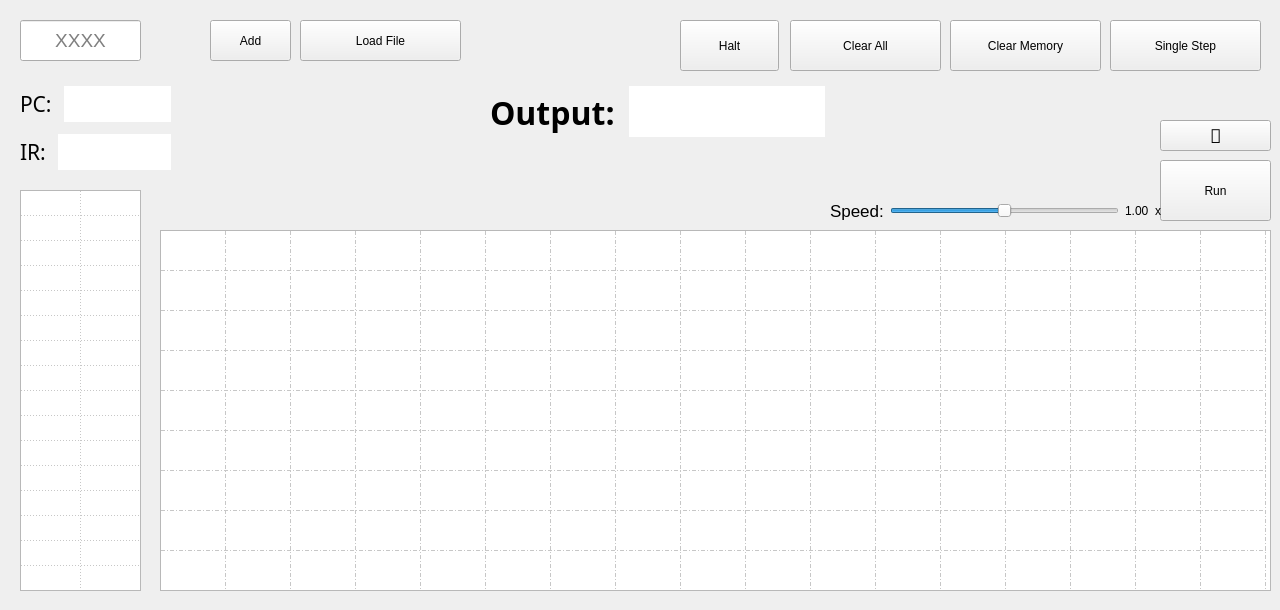
Old version of the form mainwindow.ui in the repository pxlman/vole-machine-simulator.
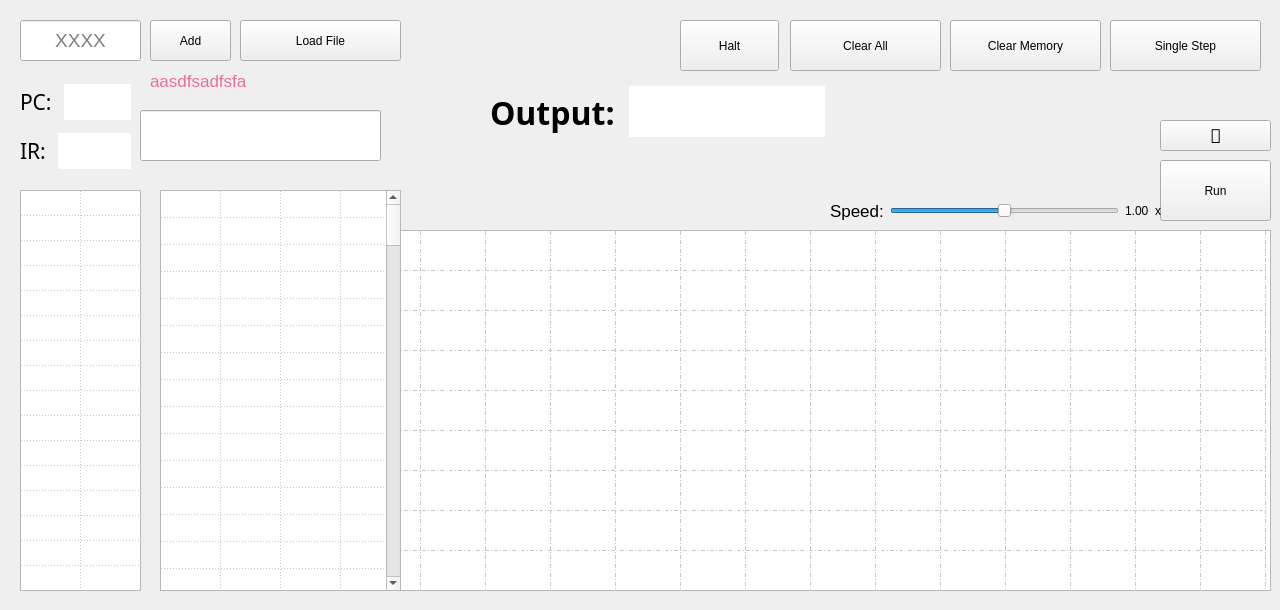
New version of the form.

Diff of the .ui file:
```diff
--- a/mainwindow.ui
+++ b/mainwindow.ui
@@ -78,7 +78,7 @@
    <widget class="QPushButton" name="loadFileBtn">
     <property name="geometry">
      <rect>
-      <x>300</x>
+      <x>240</x>
       <y>20</y>
       <width>161</width>
       <height>41</height>
@@ -148,7 +148,7 @@
    <widget class="QPushButton" name="addInstructionBtn">
     <property name="geometry">
      <rect>
-      <x>210</x>
+      <x>150</x>
       <y>20</y>
       <width>81</width>
       <height>41</height>
@@ -348,6 +348,9 @@
     </item>
    </widget>
    <widget class="QTableWidget" name="memoryTable">
+    <property name="enabled">
+     <bool>true</bool>
+    </property>
     <property name="geometry">
      <rect>
       <x>160</x>
@@ -486,7 +489,7 @@
    <widget class="QLabel" name="errorLabel">
     <property name="geometry">
      <rect>
-      <x>210</x>
+      <x>150</x>
       <y>70</y>
       <width>301</width>
       <height>21</height>
@@ -501,7 +504,7 @@
      <string notr="true">color: #eb6f92;</string>
     </property>
     <property name="text">
-     <string/>
+     <string>aasdfsadfsfa</string>
     </property>
    </widget>
    <widget class="QWidget" name="layoutWidget">
@@ -570,9 +573,9 @@
     <property name="geometry">
      <rect>
       <x>20</x>
-      <y>80</y>
-      <width>151</width>
-      <height>98</height>
+      <y>77</y>
+      <width>111</width>
+      <height>101</height>
      </rect>
     </property>
     <property name="font">
@@ -769,6 +772,311 @@
      <string></string>
     </property>
    </widget>
+   <widget class="QLineEdit" name="lineEdit">
+    <property name="geometry">
+     <rect>
+      <x>140</x>
+      <y>110</y>
+      <width>241</width>
+      <height>51</height>
+     </rect>
+    </property>
+   </widget>
+   <widget class="QTableWidget" name="memoryTable_2">
+    <property name="geometry">
+     <rect>
+      <x>160</x>
+      <y>190</y>
+      <width>241</width>
+      <height>401</height>
+     </rect>
+    </property>
+    <property name="font">
+     <font>
+      <family>GoMono Nerd Font</family>
+      <pointsize>12</pointsize>
+      <bold>true</bold>
+     </font>
+    </property>
+    <property name="verticalScrollBarPolicy">
+     <enum>Qt::ScrollBarPolicy::ScrollBarAlwaysOn</enum>
+    </property>
+    <property name="horizontalScrollBarPolicy">
+     <enum>Qt::ScrollBarPolicy::ScrollBarAlwaysOff</enum>
+    </property>
+    <property name="autoScroll">
+     <bool>true</bool>
+    </property>
+    <property name="editTriggers">
+     <set>QAbstractItemView::EditTrigger::NoEditTriggers</set>
+    </property>
+    <property name="tabKeyNavigation">
+     <bool>false</bool>
+    </property>
+    <property name="alternatingRowColors">
+     <bool>false</bool>
+    </property>
+    <property name="selectionMode">
+     <enum>QAbstractItemView::SelectionMode::NoSelection</enum>
+    </property>
+    <property name="selectionBehavior">
+     <enum>QAbstractItemView::SelectionBehavior::SelectRows</enum>
+    </property>
+    <property name="gridStyle">
+     <enum>Qt::PenStyle::DotLine</enum>
+    </property>
+    <property name="rowCount">
+     <number>128</number>
+    </property>
+    <property name="columnCount">
+     <number>4</number>
+    </property>
+    <attribute name="horizontalHeaderVisible">
+     <bool>false</bool>
+    </attribute>
+    <attribute name="horizontalHeaderCascadingSectionResizes">
+     <bool>false</bool>
+    </attribute>
+    <attribute name="horizontalHeaderMinimumSectionSize">
+     <number>30</number>
+    </attribute>
+    <attribute name="horizontalHeaderDefaultSectionSize">
+     <number>60</number>
+    </attribute>
+    <attribute name="verticalHeaderVisible">
+     <bool>false</bool>
+    </attribute>
+    <attribute name="verticalHeaderDefaultSectionSize">
+     <number>25</number>
+    </attribute>
+    <row/>
+    <row/>
+    <row/>
+    <row/>
+    <row/>
+    <row/>
+    <row/>
+    <row/>
+    <row/>
+    <row/>
+    <row/>
+    <row/>
+    <row/>
+    <row/>
+    <row/>
+    <row/>
+    <row/>
+    <row/>
+    <row/>
+    <row/>
+    <row/>
+    <row/>
+    <row/>
+    <row/>
+    <row/>
+    <row/>
+    <row/>
+    <row/>
+    <row/>
+    <row/>
+    <row/>
+    <row/>
+    <row/>
+    <row/>
+    <row/>
+    <row/>
+    <row/>
+    <row/>
+    <row/>
+    <row/>
+    <row/>
+    <row/>
+    <row/>
+    <row/>
+    <row/>
+    <row/>
+    <row/>
+    <row/>
+    <row/>
+    <row/>
+    <row/>
+    <row/>
+    <row/>
+    <row/>
+    <row/>
+    <row/>
+    <row/>
+    <row/>
+    <row/>
+    <row/>
+    <row/>
+    <row/>
+    <row/>
+    <row/>
+    <row/>
+    <row/>
+    <row/>
+    <row/>
+    <row/>
+    <row/>
+    <row/>
+    <row/>
+    <row/>
+    <row/>
+    <row/>
+    <row/>
+    <row/>
+    <row/>
+    <row/>
+    <row/>
+    <row/>
+    <row/>
+    <row/>
+    <row/>
+    <row/>
+    <row/>
+    <row/>
+    <row/>
+    <row/>
+    <row/>
+    <row/>
+    <row/>
+    <row/>
+    <row/>
+    <row/>
+    <row/>
+    <row/>
+    <row/>
+    <row/>
+    <row/>
+    <row/>
+    <row/>
+    <row/>
+    <row/>
+    <row/>
+    <row/>
+    <row/>
+    <row/>
+    <row/>
+    <row/>
+    <row/>
+    <row/>
+    <row/>
+    <row/>
+    <row/>
+    <row/>
+    <row/>
+    <row/>
+    <row/>
+    <row/>
+    <row/>
+    <row/>
+    <row/>
+    <row/>
+    <row/>
+    <row/>
+    <row/>
+    <row/>
+    <column/>
+    <column/>
+    <column/>
+    <column/>
+    <item row="0" column="0">
+     <property name="text">
+      <string/>
+     </property>
+    </item>
+    <item row="1" column="0">
+     <property name="text">
+      <string/>
+     </property>
+    </item>
+    <item row="2" column="0">
+     <property name="text">
+      <string/>
+     </property>
+    </item>
+    <item row="3" column="0">
+     <property name="text">
+      <string/>
+     </property>
+    </item>
+    <item row="4" column="0">
+     <property name="text">
+      <string/>
+     </property>
+    </item>
+    <item row="5" column="0">
+     <property name="text">
+      <string/>
+     </property>
+    </item>
+    <item row="6" column="0">
+     <property name="text">
+      <string/>
+     </property>
+    </item>
+    <item row="7" column="0">
+     <property name="text">
+      <string/>
+     </property>
+    </item>
+    <item row="8" column="0">
+     <property name="text">
+      <string/>
+     </property>
+    </item>
+    <item row="9" column="0">
+     <property name="text">
+      <string/>
+     </property>
+    </item>
+    <item row="10" column="0">
+     <property name="text">
+      <string/>
+     </property>
+    </item>
+    <item row="11" column="0">
+     <property name="text">
+      <string/>
+     </property>
+    </item>
+    <item row="12" column="0">
+     <property name="text">
+      <string/>
+     </property>
+    </item>
+    <item row="13" column="0">
+     <property name="text">
+      <string/>
+     </property>
+    </item>
+    <item row="14" column="0">
+     <property name="text">
+      <string/>
+     </property>
+    </item>
+    <item row="15" column="0">
+     <property name="text">
+      <string/>
+     </property>
+    </item>
+    <item row="16" column="0">
+     <property name="text">
+      <string/>
+     </property>
+    </item>
+    <item row="17" column="0">
+     <property name="text">
+      <string/>
+     </property>
+    </item>
+    <item row="18" column="0">
+     <property name="text">
+      <string/>
+     </property>
+    </item>
+   </widget>
   </widget>
  </widget>
  <resources/>
```
